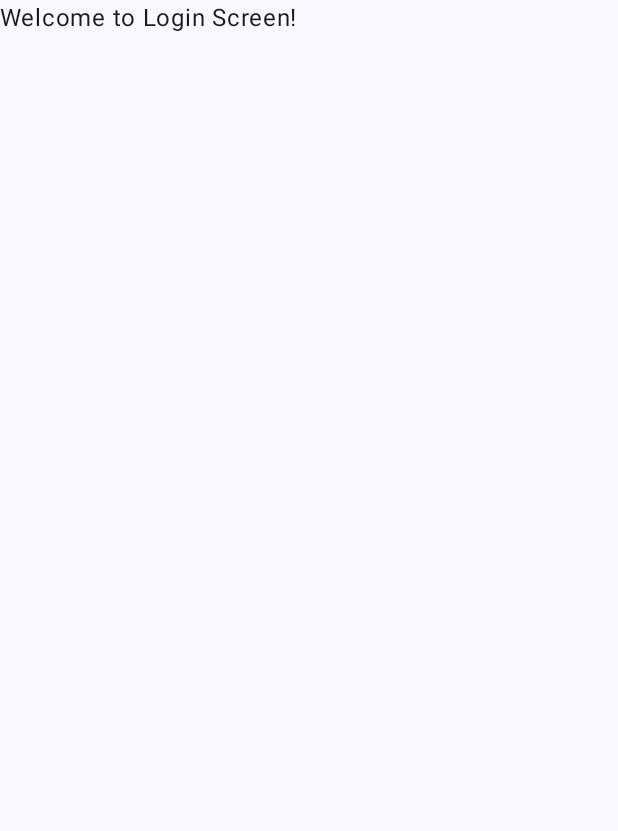
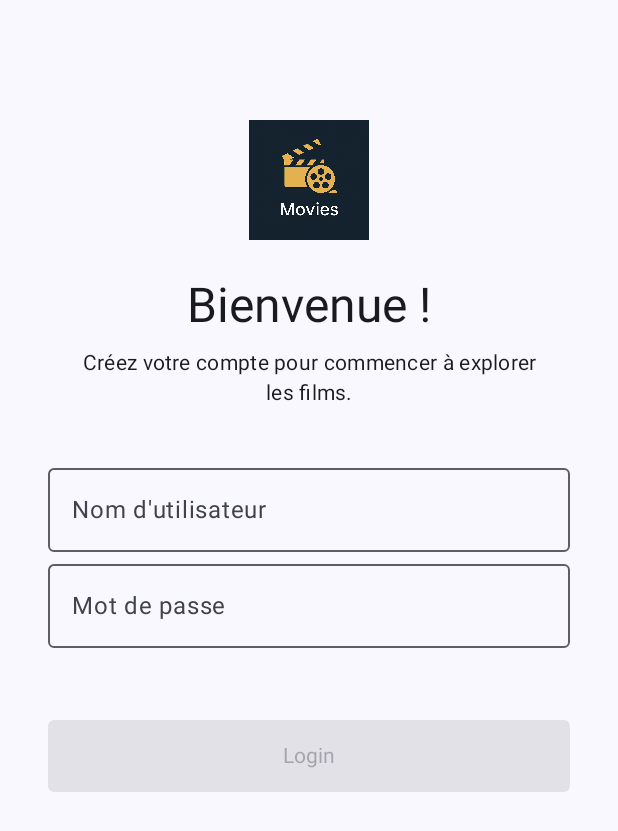
Before and after one commit to boukarradh/Movies, an Android app built with Jetpack Compose: the LoginScreen screen opened through its navigation route, on a phone screen of 412 x 824 dp. Before the commit the part shown is almost empty. Shown: the top 831 px of the screen. Run offline under Robolectric (Android 15) with nearby library versions, the phone set to English and light mode, and no system bars; our stand-ins replace Dagger/Hilt's generated code.

Commit message:
feat: Implement login and registration features

```diff
--- a/app/src/main/java/com/epsi/movies/navigation/AppNavigation.kt
+++ b/app/src/main/java/com/epsi/movies/navigation/AppNavigation.kt
@@ -59,7 +59,7 @@ fun AppNavigation(
             RegistrationScreen(
                 // Passe une fonction lambda pour naviguer vers MainApp en cas de succès
                 onRegisterSuccess = {
-                    navController.navigate(Screen.MainApp.route) {
+                    navController.navigate(Screen.Login.route) {
                         // Supprime RegisterScreen de la pile arrière
                         popUpTo(Screen.Register.route) { inclusive = true }
                         launchSingleTop = true
--- a/app/src/main/java/com/epsi/movies/presentation/features/login/LoginScreen.kt
+++ b/app/src/main/java/com/epsi/movies/presentation/features/login/LoginScreen.kt
@@ -1,13 +1,147 @@
 package com.epsi.movies.presentation.features.login
 
+import androidx.compose.foundation.Image
+import androidx.compose.foundation.layout.Column
+import androidx.compose.foundation.layout.Spacer
+import androidx.compose.foundation.layout.fillMaxSize
+import androidx.compose.foundation.layout.fillMaxWidth
+import androidx.compose.foundation.layout.height
+import androidx.compose.foundation.layout.padding
+import androidx.compose.foundation.layout.size
+import androidx.compose.foundation.rememberScrollState
+import androidx.compose.foundation.text.KeyboardOptions
+import androidx.compose.foundation.verticalScroll
+import androidx.compose.material3.MaterialTheme
+import androidx.compose.material3.OutlinedTextField
 import androidx.compose.material3.Text
 import androidx.compose.runtime.Composable
+import androidx.compose.runtime.getValue
+import androidx.compose.runtime.mutableStateOf
+import androidx.compose.runtime.remember
+import androidx.compose.runtime.setValue
+import androidx.compose.ui.Alignment
 import androidx.compose.ui.Modifier
+import androidx.compose.ui.layout.ContentScale
+import androidx.compose.ui.platform.LocalFocusManager
+import androidx.compose.ui.res.painterResource
+import androidx.compose.ui.text.input.ImeAction
+import androidx.compose.ui.text.style.TextAlign
+import androidx.compose.ui.tooling.preview.Preview
+import androidx.compose.ui.unit.dp
+import androidx.hilt.navigation.compose.hiltViewModel
+import com.epsi.movies.R
+import com.epsi.movies.presentation.features.login.viewModel.LoginViewModel
+import com.epsi.movies.presentation.ui.designsystem.CustomElevatedButton
+import com.epsi.movies.presentation.ui.designsystem.PasswordOutlinedTextField
 
 @Composable
-fun LoginScreen( modifier: Modifier = Modifier,onLoginSuccess: () -> Unit, onNavigateToRegister: () -> Unit) {
+fun LoginScreen(
+    modifier: Modifier = Modifier,
+    onLoginSuccess: () -> Unit = {},
+    onNavigateToRegister: () -> Unit = {},
+    loginViewModel: LoginViewModel = hiltViewModel()
+) {
+
+    var username by remember { mutableStateOf("") }
+    var password by remember { mutableStateOf("") }
+
+
+    val focusManager = LocalFocusManager.current
+
+    Column(
+        modifier = Modifier
+            .fillMaxSize()
+            .verticalScroll(rememberScrollState())
+            .padding(horizontal = 32.dp, vertical = 16.dp),
+        horizontalAlignment = Alignment.CenterHorizontally
+    ) {
+
+        Spacer(modifier = Modifier.height(64.dp))
+
+        Image(
+            modifier = Modifier.size(80.dp),
+            contentDescription = null,
+            contentScale = ContentScale.Crop,
+            painter = painterResource(id = R.drawable.img)
+        )
+
+        Spacer(modifier = Modifier.height(24.dp))
+
         Text(
-        text = "Welcome to Login Screen!",
-        modifier = modifier
-    )
+            text = "Bienvenue !",
+            style = MaterialTheme.typography.headlineLarge
+        )
+
+        Spacer(modifier = Modifier.height(8.dp))
+
+        Text(
+            text = "Créez votre compte pour commencer à explorer les films.",
+            style = MaterialTheme.typography.bodyMedium,
+            textAlign = TextAlign.Center,
+            modifier = Modifier.padding(horizontal = 16.dp)
+        )
+
+        Spacer(modifier = Modifier.height(32.dp))
+
+        // Champ pour le nom d'utilisateur
+        OutlinedTextField(
+            value = username,
+            onValueChange = { username = it },
+            label = { Text("Nom d'utilisateur") },
+            modifier = Modifier.fillMaxWidth(),
+            singleLine = true,
+            keyboardOptions = KeyboardOptions(imeAction = ImeAction.Next)
+        )
+
+
+        // Champ pour le mot de passe
+
+        PasswordOutlinedTextField(
+            text = password,
+            onValueChange = { userInput -> password = userInput },
+            label = "Mot de passe",
+            modifier = Modifier.fillMaxWidth(),
+            imeAction = ImeAction.Next
+
+        )
+
+
+        Spacer(
+            modifier = Modifier
+                .fillMaxWidth()
+                .height(48.dp)
+        )
+        CustomElevatedButton(
+            modifier = Modifier
+                .fillMaxWidth()
+                .height(48.dp),
+            onClick = {
+                loginViewModel.loginUser(
+                    userName = username,
+                    password = password,
+                    onLoginResult = { userExist ->
+                        if (userExist) {
+                            onLoginSuccess()
+                        } else {
+                            username = ""
+                            password = ""
+                        }
+                    }
+                )
+            },
+            enabled = (username.isNotBlank() && password.isNotBlank()),
+            text = "Login"
+        )
+
+
+        Spacer(modifier = Modifier.height(24.dp))
+
+    }
 }
+
+
+@Preview(showBackground = true)
+@Composable
+fun LoginScreenPreview() {
+    LoginScreen()
+}
--- /dev/null
+++ b/app/src/main/java/com/epsi/movies/presentation/features/login/viewModel/LoginViewModel.kt
@@ -0,0 +1,52 @@
+package com.epsi.movies.presentation.features.login.viewModel
+
+import androidx.lifecycle.ViewModel
+import androidx.lifecycle.viewModelScope
+import com.epsi.movies.domain.repository.UserRepository
+import dagger.hilt.android.lifecycle.HiltViewModel
+import kotlinx.coroutines.launch
+import javax.inject.Inject
+
+/**
+ * ViewModel pour la gestion de l'écran de connexion.
+ * Ce ViewModel interagit avec le [UserRepository] pour vérifier les identifiants
+ * de l'utilisateur et communiquer le résultat à l'UI.
+ *
+ * Il est annoté avec [@HiltViewModel] pour permettre l'injection de dépendances (comme le UserRepository)
+ * via Hilt. Si Hilt n'est pas utilisé, une Factory manuelle serait nécessaire.
+ *
+ * @property userRepository Le repository injecté qui fournit l'accès aux opérations
+ * liées aux données utilisateur (connexion, inscription, etc.).
+ */
+@HiltViewModel
+class LoginViewModel @Inject constructor(
+    private val userRepository: UserRepository
+) : ViewModel() { // Hérite de ViewModel pour bénéficier du cycle de vie et de viewModelScope
+
+    /**
+     * Tente de connecter un utilisateur en vérifiant les identifiants fournis auprès du [UserRepository].
+     * Cette opération est effectuée de manière asynchrone dans une coroutine.
+     *
+     * @param userName Le nom d'utilisateur saisi par l'utilisateur dans l'UI.
+     * @param password Le mot de passe saisi par l'utilisateur dans l'UI.
+     * @param onLoginResult Un callback (fonction lambda) qui sera appelé avec le résultat
+     * de la tentative de connexion. Il prend un [Boolean] en paramètre :
+     * `true` si la connexion a réussi, `false` sinon. Ce callback permet à l'UI
+     * de réagir au résultat (par exemple, naviguer vers l'écran principal ou afficher une erreur).
+     */
+    fun loginUser(userName: String, password: String, onLoginResult: (Boolean) -> Unit) {
+        // Lance une nouvelle coroutine dans le scope lié au cycle de vie de ce ViewModel.
+        // Les opérations lancées ici seront automatiquement annulées si le ViewModel est détruit.
+        // C'est le moyen recommandé pour lancer des opérations asynchrones depuis un ViewModel.
+        viewModelScope.launch {
+            // Appelle la fonction suspendue loginUser du repository.
+            // Cette fonction (dans notre implémentation simplifiée) retourne directement true ou false.
+            // Elle s'exécute sur un thread d'arrière-plan grâce à withContext(Dispatchers.IO) dans le repository.
+            val loginSuccess: Boolean = userRepository.loginUser(userName, password)
+
+            // Appelle la fonction de callback fournie par l'UI en lui passant le résultat (true ou false).
+            // L'UI peut alors utiliser cette information pour mettre à jour son état ou déclencher une navigation.
+            onLoginResult(loginSuccess)
+        }
+    }
+}
--- a/app/src/main/java/com/epsi/movies/presentation/features/register/RegistrationScreen.kt
+++ b/app/src/main/java/com/epsi/movies/presentation/features/register/RegistrationScreen.kt
@@ -2,6 +2,7 @@ package com.epsi.movies.presentation.features.register
 
 
 import androidx.compose.foundation.Image
+import androidx.compose.foundation.background
 import androidx.compose.foundation.layout.Column
 import androidx.compose.foundation.layout.Spacer
 import androidx.compose.foundation.layout.fillMaxSize
@@ -22,6 +23,7 @@ import androidx.compose.runtime.remember
 import androidx.compose.runtime.setValue
 import androidx.compose.ui.Alignment
 import androidx.compose.ui.Modifier
+import androidx.compose.ui.graphics.Color
 import androidx.compose.ui.layout.ContentScale
 import androidx.compose.ui.platform.LocalFocusManager
 import androidx.compose.ui.res.painterResource
@@ -29,7 +31,9 @@ import androidx.compose.ui.text.input.ImeAction
 import androidx.compose.ui.text.style.TextAlign
 import androidx.compose.ui.tooling.preview.Preview
 import androidx.compose.ui.unit.dp
+import androidx.hilt.navigation.compose.hiltViewModel
 import com.epsi.movies.R
+import com.epsi.movies.presentation.features.register.viewModel.RegisterViewModel
 import com.epsi.movies.presentation.ui.designsystem.CustomElevatedButton
 import com.epsi.movies.presentation.ui.designsystem.PasswordOutlinedTextField
 import com.epsi.movies.presentation.ui.theme.MoviesTheme
@@ -37,6 +41,7 @@ import com.epsi.movies.presentation.ui.theme.MoviesTheme
 @Composable
 fun RegistrationScreen(
     onRegisterSuccess: () -> Unit = {},
+    registerViewModel: RegisterViewModel = hiltViewModel()
 ) {
 
         var username by remember { mutableStateOf("") }
@@ -124,7 +129,7 @@ fun RegistrationScreen(
                     .fillMaxWidth()
                     .height(48.dp),
                 onClick = {
-                onRegisterSuccess()
+                    registerViewModel.saveUser(userName = username, password = password)
                 },
                 enabled = (username.isNotBlank() && password.isNotBlank() && confirmPassword.isNotBlank()) && (password == confirmPassword),
                 text = "S'inscrire"
--- /dev/null
+++ b/app/src/main/java/com/epsi/movies/presentation/features/register/viewModel/RegisterViewModel.kt
@@ -0,0 +1,59 @@
+package com.epsi.movies.presentation.features.register.viewModel
+
+import androidx.lifecycle.ViewModel
+import androidx.lifecycle.viewModelScope
+import com.epsi.movies.domain.repository.UserRepository
+import dagger.hilt.android.lifecycle.HiltViewModel
+import kotlinx.coroutines.launch
+import javax.inject.Inject
+
+/**
+ * ViewModel pour la gestion de l'écran d'inscription (version très simplifiée).
+ * Ce ViewModel interagit avec le [UserRepository] pour enregistrer un nouvel utilisateur.
+ *
+ * Il est annoté avec [@HiltViewModel] pour permettre l'injection de dépendances (comme le UserRepository)
+ * via Hilt.
+ *
+ * **Note:** Cette version est très basique. Elle ne gère pas l'état de l'UI (chargement, succès, erreur)
+ * et ne fournit pas de retour à l'UI sur le résultat de l'opération.
+ * Une version complète utiliserait un StateFlow pour exposer l'état.
+ *
+ * @property userRepository Le repository injecté qui fournit l'accès aux opérations
+ * liées aux données utilisateur (ici, l'enregistrement).
+ */
+@HiltViewModel
+class RegisterViewModel @Inject constructor(
+    private val userRepository: UserRepository
+) : ViewModel() { // Hérite de ViewModel pour bénéficier du cycle de vie et de viewModelScope
+
+    /**
+     * Tente d'enregistrer un nouvel utilisateur avec le nom d'utilisateur et le mot de passe fournis.
+     * Lance une opération asynchrone pour appeler le repository.
+     *
+     * **Important:** Dans cette version simplifiée, cette fonction ne retourne aucun résultat
+     * et ne gère pas les exceptions (par exemple, si le nom d'utilisateur est déjà pris).
+     * L'UI ne sera pas informée du succès ou de l'échec de l'enregistrement.
+     *
+     * @param userName Le nom d'utilisateur saisi par l'utilisateur.
+     * @param password Le mot de passe saisi par l'utilisateur.
+     */
+    fun saveUser(userName: String, password: String) {
+        // Lance une nouvelle coroutine dans le scope lié au cycle de vie de ce ViewModel.
+        // Les opérations lancées ici seront automatiquement annulées si le ViewModel est détruit.
+        // Il est généralement préférable que ce soit
+        // le Repository qui choisisse le dispatcher approprié pour ses opérations internes.
+        viewModelScope.launch {
+            try {
+                // Appelle la fonction suspendue registerUser du repository.
+                // Cette fonction (dans notre implémentation) retourne l'ID ou lève une exception.
+                userRepository.registerUser(userName, password)
+                // Aucune gestion du succès ici dans cette version simple.
+                // On pourrait logger un succès si besoin : Log.d("RegisterViewModel", "Enregistrement réussi pour $userName")
+            } catch (e: Exception) {
+                // Aucune gestion de l'erreur ici dans cette version simple.
+                // L'erreur est juste interceptée pour éviter un crash potentiel non géré.
+                // On pourrait logger l'erreur : Log.e("RegisterViewModel", "Erreur enregistrement pour $userName", e)
+            }
+        }
+    }
+}
```
Also changed, not shown: app/src/main/java/com/epsi/movies/presentation/ui/designsystem/ElevatedButton.kt (line endings or trailing spaces). Lines whose indentation alone changed are shown as unchanged.
